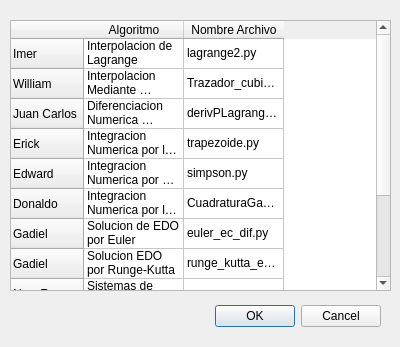
Old version of the form ProyectoMetodosNumericos/windice.ui in the repository jimmybanegas/ProyectoMetodosNumericos.
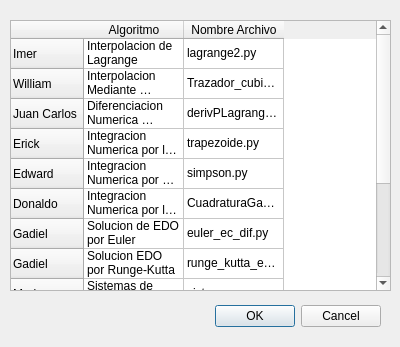
New version of the form.

What changed in the file:
```diff
--- a/ProyectoMetodosNumericos/windice.ui
+++ b/ProyectoMetodosNumericos/windice.ui
@@ -80,22 +80,27 @@
    </row>
    <row>
     <property name="text">
-     <string>New Row</string>
+     <string>Mario</string>
     </property>
    </row>
    <row>
     <property name="text">
-     <string>New Row</string>
+     <string>William</string>
     </property>
    </row>
    <row>
     <property name="text">
-     <string>New Row</string>
+     <string>Donaldo</string>
     </property>
    </row>
    <row>
     <property name="text">
-     <string>New Row</string>
+     <string>Edward</string>
+    </property>
+   </row>
+   <row>
+    <property name="text">
+     <string>Juan Carlos</string>
     </property>
    </row>
    <column>
@@ -195,7 +200,47 @@
    </item>
    <item row="8" column="1">
     <property name="text">
-     <string/>
+     <string>sistema_ecuaciones_gauss.py</string>
+    </property>
+   </item>
+   <item row="9" column="0">
+    <property name="text">
+     <string>Factorizacion LU</string>
+    </property>
+   </item>
+   <item row="9" column="1">
+    <property name="text">
+     <string>Factorizacion_LU.py</string>
+    </property>
+   </item>
+   <item row="10" column="0">
+    <property name="text">
+     <string>Sistema de Ecuacioes mediante la Inversa</string>
+    </property>
+   </item>
+   <item row="10" column="1">
+    <property name="text">
+     <string>MatrizInversa.py</string>
+    </property>
+   </item>
+   <item row="11" column="0">
+    <property name="text">
+     <string>Regresion Lineal</string>
+    </property>
+   </item>
+   <item row="11" column="1">
+    <property name="text">
+     <string>minimos_cuadrados.py</string>
+    </property>
+   </item>
+   <item row="12" column="0">
+    <property name="text">
+     <string>Metodo Lineal de Diferencias Finitas</string>
+    </property>
+   </item>
+   <item row="12" column="1">
+    <property name="text">
+     <string>lineal_diferencias_finitas.py</string>
     </property>
    </item>
   </widget>
```
Left out of the diff: 8 changed lines with no effect on the pictures.
